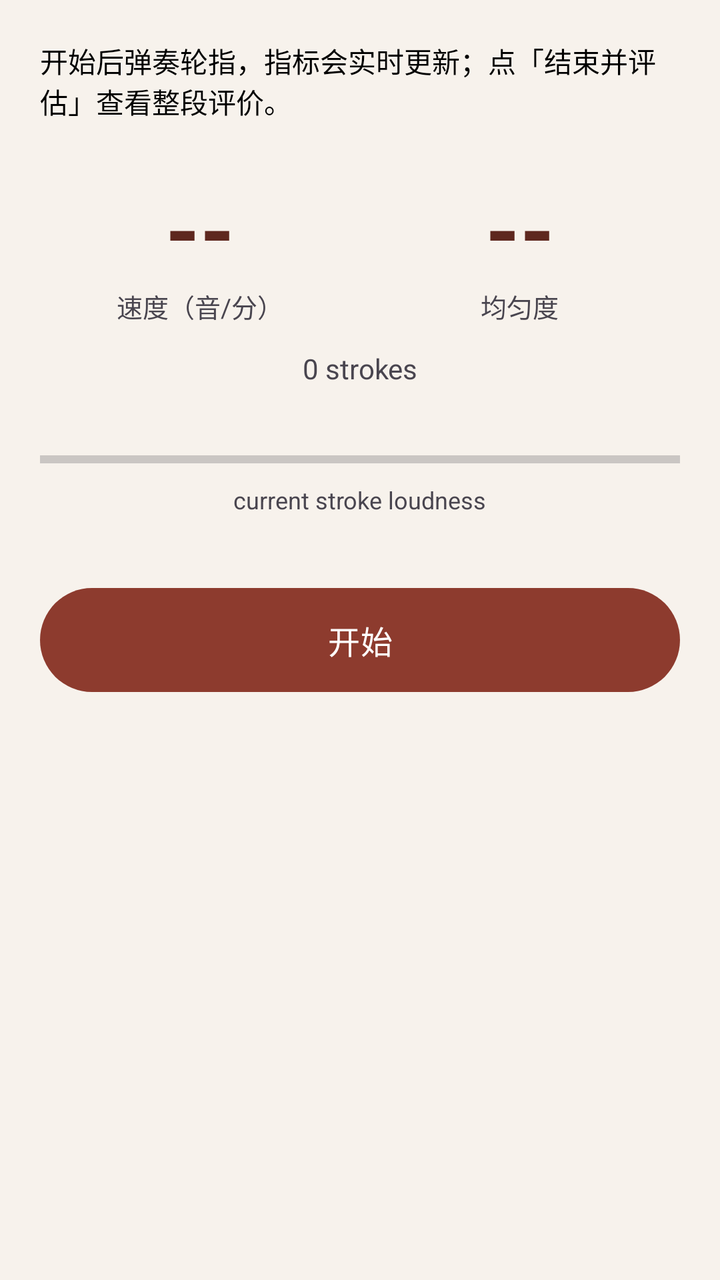
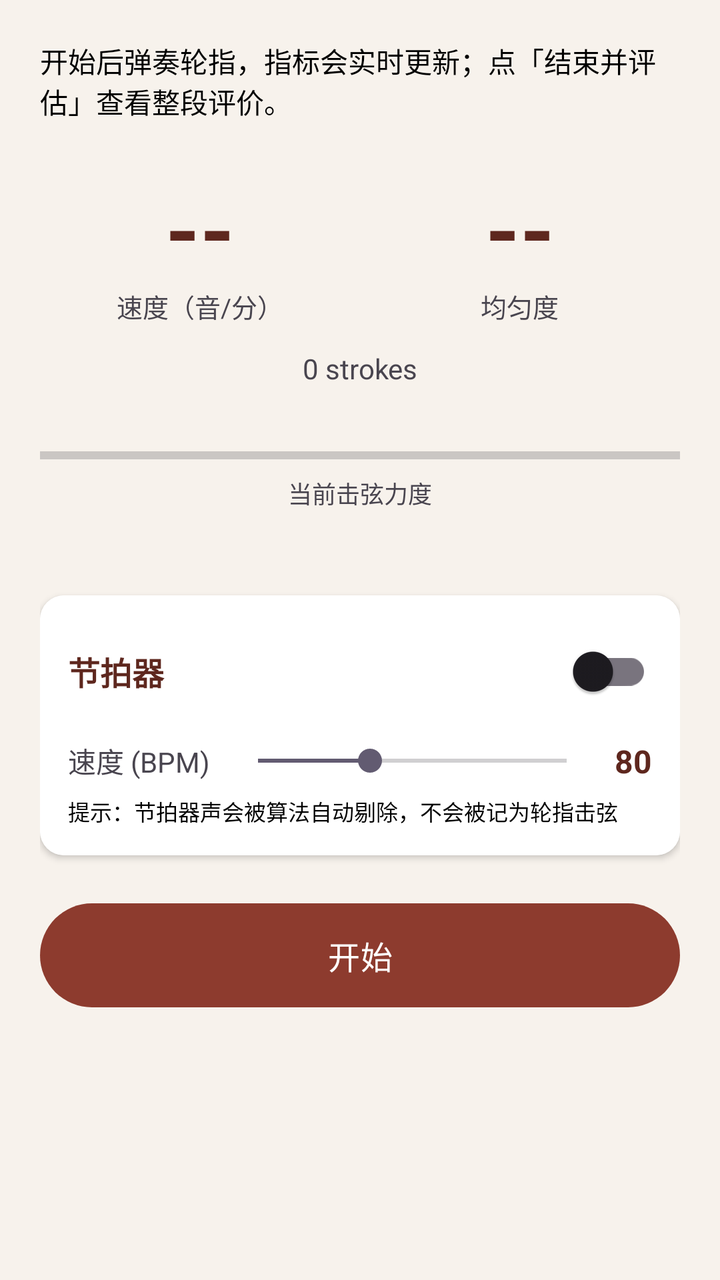

Two renders of the same Android screen: before a commit and after it. Below are the layout's source before the change and the commit's diff.
<!-- AndroidManifest.xml: application theme Theme.PipaTrainer -->
<!-- res/layout/activity_live.xml -->
<?xml version="1.0" encoding="utf-8"?>
<ScrollView xmlns:android="http://schemas.android.com/apk/res/android"
    android:layout_width="match_parent"
    android:layout_height="match_parent"
    android:background="@color/bg">

    <LinearLayout
        android:layout_width="match_parent"
        android:layout_height="wrap_content"
        android:orientation="vertical"
        android:padding="20dp">

        <TextView
            android:layout_width="match_parent"
            android:layout_height="wrap_content"
            android:text="@string/live_hint"
            android:textSize="14sp"
            android:textColor="@color/black" />

        <LinearLayout
            android:layout_width="match_parent"
            android:layout_height="wrap_content"
            android:orientation="horizontal"
            android:layout_marginTop="24dp"
            android:weightSum="2">

            <LinearLayout
                android:layout_width="0dp"
                android:layout_height="wrap_content"
                android:layout_weight="1"
                android:orientation="vertical"
                android:gravity="center">
                <TextView android:id="@+id/valBpm"
                    android:layout_width="wrap_content" android:layout_height="wrap_content"
                    android:text="--" android:textSize="44sp" android:textStyle="bold"
                    android:textColor="@color/pipa_primary_dark" />
                <TextView
                    android:layout_width="wrap_content" android:layout_height="wrap_content"
                    android:text="@string/metric_bpm" android:textSize="13sp" />
            </LinearLayout>

            <LinearLayout
                android:layout_width="0dp"
                android:layout_height="wrap_content"
                android:layout_weight="1"
                android:orientation="vertical"
                android:gravity="center">
                <TextView android:id="@+id/valCv"
                    android:layout_width="wrap_content" android:layout_height="wrap_content"
                    android:text="--" android:textSize="44sp" android:textStyle="bold"
                    android:textColor="@color/pipa_primary_dark" />
                <TextView
                    android:layout_width="wrap_content" android:layout_height="wrap_content"
                    android:text="@string/metric_cv" android:textSize="13sp" />
            </LinearLayout>
        </LinearLayout>

        <TextView android:id="@+id/valStrokes"
            android:layout_width="match_parent" android:layout_height="wrap_content"
            android:layout_marginTop="12dp" android:gravity="center"
            android:text="0 strokes" android:textSize="14sp" />

        
        <ProgressBar android:id="@+id/ampBar"
            style="?android:attr/progressBarStyleHorizontal"
            android:layout_width="match_parent" android:layout_height="24dp"
            android:layout_marginTop="24dp" android:max="100" android:progress="0" />
        <TextView
            android:layout_width="wrap_content" android:layout_height="wrap_content"
            android:layout_gravity="center" android:text="current stroke loudness"
            android:textSize="12sp" />

        <com.google.android.material.button.MaterialButton
            android:id="@+id/btnToggle"
            android:layout_width="match_parent"
            android:layout_height="60dp"
            android:layout_marginTop="32dp"
            android:text="@string/btn_start"
            android:textSize="16sp" />

        <TextView android:id="@+id/finalReport"
            android:layout_width="match_parent" android:layout_height="wrap_content"
            android:layout_marginTop="24dp" android:textSize="14sp"
            android:textColor="@color/black" android:lineSpacingExtra="4dp" />
    </LinearLayout>
</ScrollView>
<!-- resources referenced by this layout -->
<resources>
  <color name="bg">#FFF7F2EC</color>
  <color name="black">#FF000000</color>
  <color name="pipa_primary_dark">#FF5E271E</color>
  <string name="btn_start">开始</string>
  <string name="live_hint">开始后弹奏轮指，指标会实时更新；点「结束并评估」查看整段评价。</string>
  <string name="metric_bpm">速度（音/分）</string>
  <string name="metric_cv">均匀度</string>
  <style name="Theme.PipaTrainer" parent="Theme.Material3.DayNight.NoActionBar">
          <item name="colorPrimary">@color/pipa_primary</item>
          <item name="colorOnPrimary">@color/white</item>
          <item name="android:statusBarColor">@color/pipa_primary_dark</item>
      </style>
  <color name="pipa_primary">#FF8D3B2E</color>
  <color name="white">#FFFFFFFF</color>
</resources>

<!-- the commit's change to res/layout/activity_live.xml (unified diff, before → after) -->
@@ -60,21 +60,104 @@
             android:layout_marginTop="12dp" android:gravity="center"
             android:text="0 strokes" android:textSize="14sp" />
 
-        
         <ProgressBar android:id="@+id/ampBar"
             style="?android:attr/progressBarStyleHorizontal"
-            android:layout_width="match_parent" android:layout_height="24dp"
+            android:layout_width="match_parent" android:layout_height="20dp"
             android:layout_marginTop="24dp" android:max="100" android:progress="0" />
         <TextView
             android:layout_width="wrap_content" android:layout_height="wrap_content"
-            android:layout_gravity="center" android:text="current stroke loudness"
+            android:layout_gravity="center"
+            android:text="@string/lbl_loudness"
             android:textSize="12sp" />
+
+        <TextView android:id="@+id/gateStatus"
+            android:layout_width="match_parent" android:layout_height="wrap_content"
+            android:layout_marginTop="6dp" android:gravity="center"
+            android:textSize="12sp" />
+
+        
+        <androidx.cardview.widget.CardView
+            android:layout_width="match_parent"
+            android:layout_height="wrap_content"
+            android:layout_marginTop="20dp"
+            app:cardCornerRadius="12dp"
+            app:cardElevation="2dp"
+            xmlns:app="http://schemas.android.com/apk/res-auto">
+
+            <LinearLayout
+                android:layout_width="match_parent"
+                android:layout_height="wrap_content"
+                android:orientation="vertical"
+                android:background="@color/white"
+                android:padding="14dp">
+
+                <LinearLayout
+                    android:layout_width="match_parent"
+                    android:layout_height="wrap_content"
+                    android:orientation="horizontal"
+                    android:gravity="center_vertical">
+
+                    <TextView
+                        android:layout_width="0dp"
+                        android:layout_height="wrap_content"
+                        android:layout_weight="1"
+                        android:text="@string/metronome"
+                        android:textSize="16sp"
+                        android:textStyle="bold"
+                        android:textColor="@color/pipa_primary_dark" />
+
+                    <androidx.appcompat.widget.SwitchCompat
+                        android:id="@+id/switchMetro"
+                        android:layout_width="wrap_content"
+                        android:layout_height="wrap_content" />
+                </LinearLayout>
+
+                <LinearLayout
+                    android:layout_width="match_parent"
+                    android:layout_height="wrap_content"
+                    android:orientation="horizontal"
+                    android:gravity="center_vertical"
+                    android:layout_marginTop="10dp">
+
+                    <TextView
+                        android:layout_width="wrap_content"
+                        android:layout_height="wrap_content"
+                        android:text="@string/metro_bpm"
+                        android:textSize="14sp" />
+
+                    <SeekBar
+                        android:id="@+id/seekBpm"
+                        android:layout_width="0dp"
+                        android:layout_height="wrap_content"
+                        android:layout_weight="1"
+                        android:layout_marginHorizontal="8dp"
+                        android:max="220"
+                        android:progress="80" />
+
+                    <TextView android:id="@+id/valMetroBpm"
+                        android:layout_width="wrap_content"
+                        android:layout_height="wrap_content"
+                        android:text="80"
+                        android:textStyle="bold"
+                        android:textColor="@color/pipa_primary_dark"
+                        android:textSize="16sp" />
+                </LinearLayout>
+
+                <TextView
+                    android:layout_width="match_parent"
+                    android:layout_height="wrap_content"
+                    android:layout_marginTop="6dp"
+                    android:text="@string/metro_note"
+                    android:textSize="11sp"
+                    android:textColor="@color/black" />
+            </LinearLayout>
+        </androidx.cardview.widget.CardView>
 
         <com.google.android.material.button.MaterialButton
             android:id="@+id/btnToggle"
             android:layout_width="match_parent"
             android:layout_height="60dp"
-            android:layout_marginTop="32dp"
+            android:layout_marginTop="20dp"
             android:text="@string/btn_start"
             android:textSize="16sp" />
 
<!-- resource entries referenced after the edit -->
@@ -4,9 +4,13 @@
   <color name="black">#FF000000</color>
   <color name="pipa_primary_dark">#FF5E271E</color>
   <string name="btn_start">开始</string>
+  <string name="lbl_loudness">当前击弦力度</string>
   <string name="live_hint">开始后弹奏轮指，指标会实时更新；点「结束并评估」查看整段评价。</string>
   <string name="metric_bpm">速度（音/分）</string>
   <string name="metric_cv">均匀度</string>
+  <string name="metro_bpm">速度 (BPM)</string>
+  <string name="metro_note">提示：节拍器声会被算法自动剔除，不会被记为轮指击弦</string>
+  <string name="metronome">节拍器</string>
   <style name="Theme.PipaTrainer" parent="Theme.Material3.DayNight.NoActionBar">
           <item name="colorPrimary">@color/pipa_primary</item>
           <item name="colorOnPrimary">@color/white</item>
